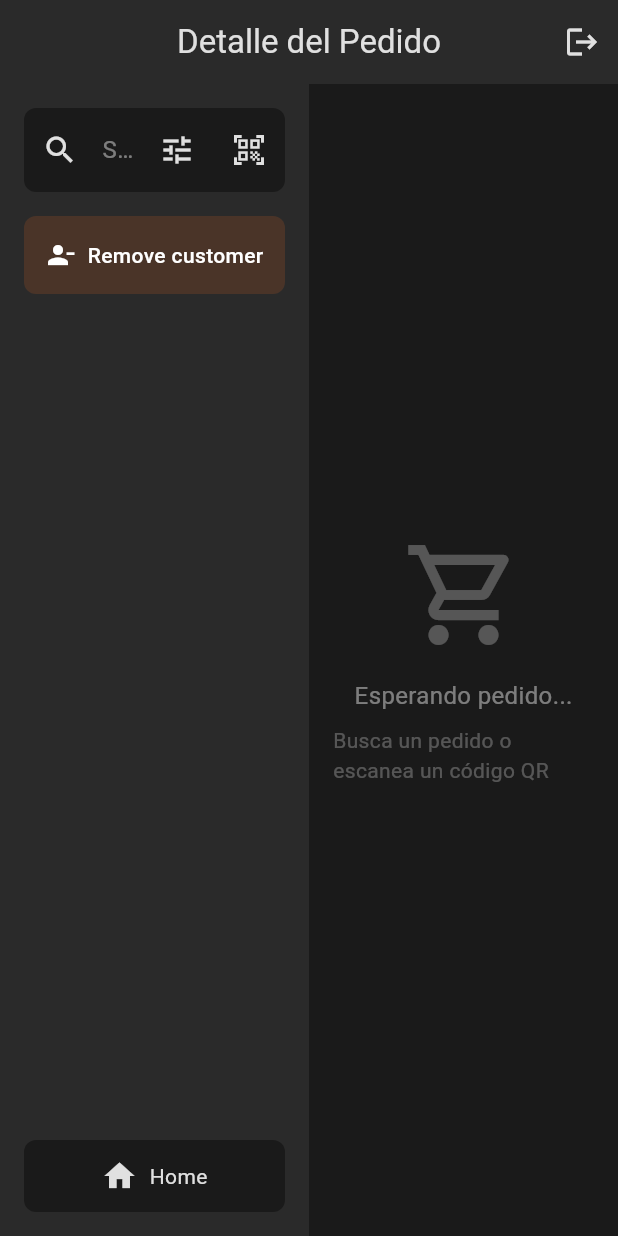
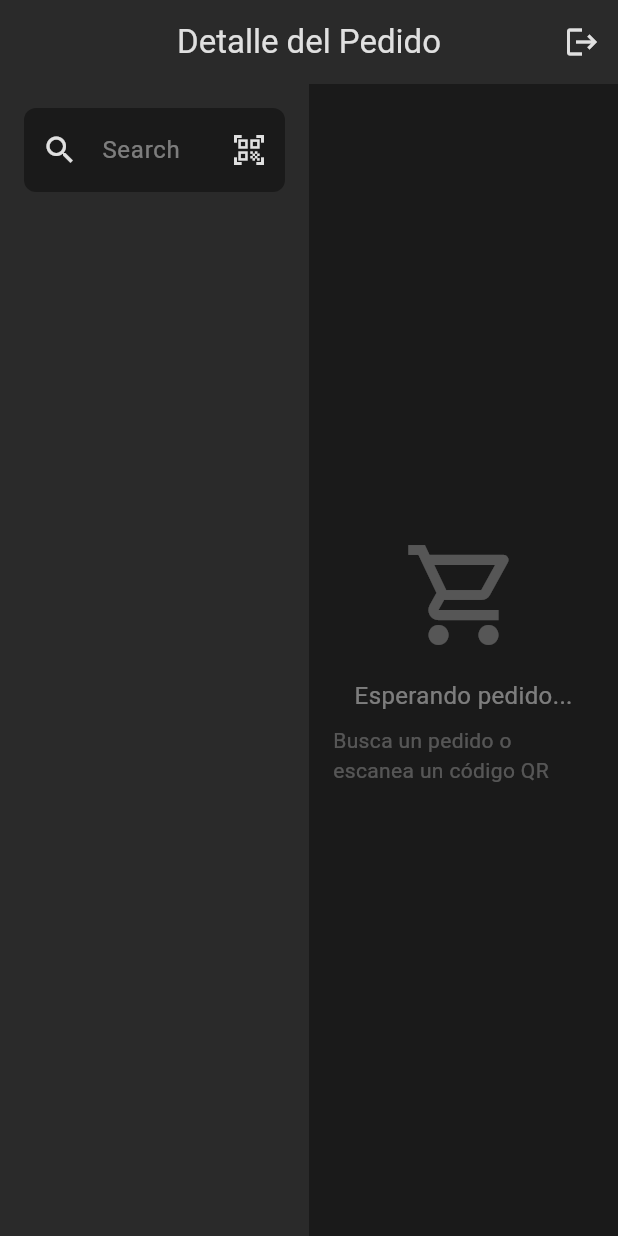
Before and after one commit to adrianferreiro/treintaypico, a Flutter app: the OrderScreen screen opened by its route, on a phone screen of 412 x 824 dp. Run offline on Flutter 3.47's test engine with Material 3 defaults, Android fonts, the phone set to English and light mode, and no system bars; our stand-ins replace cloud_firestore, dartz, dio, firebase_auth, firebase_core, flutter_riverpod and 3 more; accounts and stored records are empty; generated files the repository leaves out were written again.

Commit message:
feat: connect orders to Firestore, redesign order screen UI
- Replace FakeOrderDatasource with FirestoreOrderDatasource
- Add userName field to order entity (lookup from users collection)
- Fix price formatting ($9.000 instead of US$9000.00)
- Redesign order screen: Pagar/Cancelar buttons at bottom
- Add payment flow: loading -> success screen -> auto-reset after 5s
- Add cancel confirmation dialog
- Detect paid/cancelled orders: show info banner + search another
- Remove unused UI elements (tune button, Home button, Remove customer)
- Add fullscreen immersive mode for tablet
- Remove firebase config files from git (security)
- Update README with project description and demo image

```diff
--- a/lib/features/orders/application/states/order_state.dart
+++ b/lib/features/orders/application/states/order_state.dart
@@ -11,6 +11,11 @@ final class OrderLoaded extends OrderState {
   OrderLoaded(this.order);
 }
 
+final class OrderSuccess extends OrderState {
+  final String message;
+  OrderSuccess(this.message);
+}
+
 final class OrderError extends OrderState {
   final String message;
   OrderError(this.message);
--- a/lib/features/orders/data/datasources/fake_order_datasource.dart
+++ b/lib/features/orders/data/datasources/fake_order_datasource.dart
@@ -14,6 +14,7 @@ class FakeOrderDatasource implements OrderDatasource {
       id: id,
       eventId: 'event_789',
       userId: 'user_123',
+      userName: 'Cliente Test',
       companyId: 'company_456',
       items: [
         OrderItemModel(
--- a/lib/features/orders/data/datasources/order_datasource_provider.dart
+++ b/lib/features/orders/data/datasources/order_datasource_provider.dart
@@ -1,7 +1,7 @@
 import 'package:flutter_riverpod/flutter_riverpod.dart';
 import 'package:treintaypico/features/orders/data/datasources/order_datasource.dart';
-import 'package:treintaypico/features/orders/data/datasources/fake_order_datasource.dart';
+import 'package:treintaypico/features/orders/data/datasources/firestore_order_datasource.dart';
 
 final orderDatasourceProvider = Provider<OrderDatasource>((ref) {
-  return FakeOrderDatasource();
+  return FirestoreOrderDatasource();
 });
--- a/lib/features/orders/data/mappers/order_mapper.dart
+++ b/lib/features/orders/data/mappers/order_mapper.dart
@@ -21,6 +21,7 @@ extension OrderMapper on OrderModel {
       id: id,
       eventId: eventId,
       userId: userId,
+      userName: userName,
       companyId: companyId,
       items: items.map((e) => e.toEntity()).toList(),
       totalAmount: totalAmount,
--- a/lib/features/orders/data/models/order_model.dart
+++ b/lib/features/orders/data/models/order_model.dart
@@ -4,6 +4,7 @@ class OrderModel {
   final String id;
   final String eventId;
   final String userId;
+  final String userName;
   final String companyId;
   final List<OrderItemModel> items;
   final int totalAmount;
@@ -19,6 +20,7 @@ class OrderModel {
     required this.id,
     required this.eventId,
     required this.userId,
+    required this.userName,
     required this.companyId,
     required this.items,
     required this.totalAmount,
@@ -36,6 +38,7 @@ class OrderModel {
       id: json['id'],
       eventId: json['event_id'],
       userId: json['user_id'],
+      userName: json['user_name'] ?? 'Cliente',
       companyId: json['company_id'],
       items: (json['items'] as List<dynamic>)
           .map((e) => OrderItemModel.fromJson(e))
--- a/lib/features/orders/domain/entities/order_entity.dart
+++ b/lib/features/orders/domain/entities/order_entity.dart
@@ -8,6 +8,7 @@ class OrderEntity {
   final String id;
   final String eventId;
   final String userId;
+  final String userName;
   final String companyId;
   final List<OrderItemEntity> items;
   final int totalAmount;
@@ -23,6 +24,7 @@ class OrderEntity {
     required this.id,
     required this.eventId,
     required this.userId,
+    required this.userName,
     required this.companyId,
     required this.items,
     required this.totalAmount,
--- a/lib/features/orders/presentation/screens/order_screen.dart
+++ b/lib/features/orders/presentation/screens/order_screen.dart
@@ -3,7 +3,7 @@ import 'package:flutter_riverpod/flutter_riverpod.dart';
 import 'package:treintaypico/core/styles/app_colors.dart';
 import 'package:treintaypico/features/orders/application/providers/order_providers.dart';
 import 'package:treintaypico/features/orders/application/states/order_state.dart';
-import 'package:treintaypico/features/orders/presentation/widgets/order_action.dart';
+import 'package:treintaypico/features/orders/domain/entities/order_entity.dart';
 import 'package:treintaypico/features/orders/presentation/widgets/order_detail.dart';
 import 'package:go_router/go_router.dart';
 import 'package:treintaypico/features/auth/application/providers/auth_providers.dart';
@@ -19,11 +19,61 @@ class OrderScreen extends ConsumerStatefulWidget {
 
 class _OrderScreenState extends ConsumerState<OrderScreen> {
   final TextEditingController _idController = TextEditingController();
+  final FocusNode _searchFocusNode = FocusNode();
+
+  @override
+  void dispose() {
+    _idController.dispose();
+    _searchFocusNode.dispose();
+    super.dispose();
+  }
+
+  void _showCancelDialog(BuildContext context, dynamic controller, String orderId) {
+    showDialog(
+      context: context,
+      builder: (ctx) => AlertDialog(
+        backgroundColor: AppColors.cardDark,
+        title: const Text(
+          'Cancelar pedido',
+          style: TextStyle(color: AppColors.textLight),
+        ),
+        content: const Text(
+          '¿Estás seguro que deseas cancelar el pedido?',
+          style: TextStyle(color: AppColors.textLight),
+        ),
+        actions: [
+          TextButton(
+            onPressed: () => Navigator.of(ctx).pop(),
+            child: const Text('No', style: TextStyle(color: AppColors.textLight)),
+          ),
+          TextButton(
+            onPressed: () {
+              Navigator.of(ctx).pop();
+              controller.cancelOrder(orderId);
+            },
+            child: const Text('Sí, cancelar', style: TextStyle(color: AppColors.redAlert)),
+          ),
+        ],
+      ),
+    );
+  }
 
   @override
   Widget build(BuildContext context) {
     final state = ref.watch(orderControllerProvider);
     final controller = ref.read(orderControllerProvider.notifier);
+
+    // Auto-reset después de Success
+    ref.listen<OrderState>(orderControllerProvider, (previous, next) {
+      if (next is OrderSuccess) {
+        _idController.clear();
+        Future.delayed(const Duration(seconds: 5), () {
+          if (mounted) {
+            controller.resetState();
+          }
+        });
+      }
+    });
 
     return Scaffold(
       backgroundColor: AppColors.darkBackground,
@@ -58,6 +108,7 @@ class _OrderScreenState extends ConsumerState<OrderScreen> {
                   // Search bar with QR scanner
                   TextField(
                     controller: _idController,
+                    focusNode: _searchFocusNode,
                     style: const TextStyle(color: AppColors.textLight),
                     decoration: InputDecoration(
                       hintText: 'Search',
@@ -74,17 +125,7 @@ class _OrderScreenState extends ConsumerState<OrderScreen> {
                         borderRadius: BorderRadius.circular(8),
                         borderSide: BorderSide.none,
                       ),
-                      suffixIcon: Row(
-                        mainAxisSize: MainAxisSize.min,
-                        children: [
-                          IconButton(
-                            icon: const Icon(
-                              Icons.tune,
-                              color: AppColors.textLight,
-                            ),
-                            onPressed: () {},
-                          ),
-                          IconButton(
+                      suffixIcon: IconButton(
                         icon: const Icon(
                           Icons.qr_code_scanner,
                           color: AppColors.textLight,
@@ -93,64 +134,13 @@ class _OrderScreenState extends ConsumerState<OrderScreen> {
                           // pendiente: navegación al escáner
                         },
                       ),
-                        ],
-                      ),
                     ),
                     onSubmitted: (value) {
                       controller.fetchOrderById(value.trim());
                     },
                   ),
-                  const SizedBox(height: 16),
 
-                  // Action button
-                  InkWell(
-                    onTap: () {},
-                    borderRadius: BorderRadius.circular(8),
-                    child: Container(
-                      padding: const EdgeInsets.symmetric(vertical: 16),
-                      decoration: BoxDecoration(
-                        color: AppColors.cardBrown,
-                        borderRadius: BorderRadius.circular(8),
-                      ),
-                      child: const Row(
-                        mainAxisAlignment: MainAxisAlignment.center,
-                        children: [
-                          Icon(Icons.person_remove, color: Colors.white, size: 20),
-                          SizedBox(width: 8),
-                          Text(
-                            'Remove customer',
-                            style: TextStyle(
-                              color: Colors.white,
-                              fontSize: 14,
-                              fontWeight: FontWeight.w500,
-                            ),
-                          ),
-                        ],
-                      ),
-                    ),
-                  ),
 
-                  const Spacer(),
-
-                  // Bottom navigation
-                  Container(
-                    padding: const EdgeInsets.symmetric(vertical: 12),
-                    decoration: BoxDecoration(
-                      color: AppColors.darkBackground,
-                      borderRadius: BorderRadius.circular(8),
-                    ),
-                    child: const Row(
-                      mainAxisAlignment: MainAxisAlignment.center,
-                      children: [
-                        Icon(Icons.home, color: AppColors.textLight),
-                        SizedBox(width: 8),
-                        Text(
-                          'Home',
-                          style: TextStyle(color: AppColors.textLight),
-                        ),
-                      ],
-                    ),
-                  ),
                 ],
               ),
             ),
@@ -217,79 +207,92 @@ class _OrderScreenState extends ConsumerState<OrderScreen> {
                       ],
                     ),
                   ),
+                OrderSuccess(:final message) => Center(
+                    child: Column(
+                      mainAxisAlignment: MainAxisAlignment.center,
+                      children: [
+                        const Icon(
+                          Icons.check_circle,
+                          size: 100,
+                          color: Colors.green,
+                        ),
+                        const SizedBox(height: 16),
+                        Text(
+                          message,
+                          style: const TextStyle(
+                            color: AppColors.textLight,
+                            fontSize: 18,
+                            fontWeight: FontWeight.bold,
+                          ),
+                        ),
+                      ],
+                    ),
+                  ),
                 OrderLoaded(:final order) => Column(
                     children: [
-                      // Header with actions
-                      Row(
+                      // Order detail
+                      Expanded(child: OrderDetail(order: order)),
+                      const SizedBox(height: 16),
+
+                      if (order.isPaid || order.status == OrderStatus.cancelled) ...[
+                        // Info para pedidos ya procesados
+                        Container(
+                          width: double.infinity,
+                          padding: const EdgeInsets.all(16),
+                          decoration: BoxDecoration(
+                            color: AppColors.cardDark,
+                            borderRadius: BorderRadius.circular(8),
+                            border: Border.all(color: Colors.orange, width: 1),
+                          ),
+                          child: Row(
                             children: [
+                              const Icon(Icons.info_outline, color: Colors.orange),
+                              const SizedBox(width: 12),
                               Expanded(
+                                child: Text(
+                                  order.isPaid
+                                      ? 'Este pedido ya fue PAGADO.'
+                                      : 'Este pedido fue CANCELADO.',
+                                  style: const TextStyle(
+                                    color: Colors.orange,
+                                    fontSize: 14,
+                                  ),
+                                ),
+                              ),
+                            ],
+                          ),
+                        ),
+                        const SizedBox(height: 12),
+                        SizedBox(
+                          width: double.infinity,
                           child: ElevatedButton(
                             onPressed: () {
                               _idController.clear();
+                              controller.resetState();
+                              _searchFocusNode.requestFocus();
                             },
                             style: ElevatedButton.styleFrom(
-                                backgroundColor: AppColors.cardBrown,
-                                padding:
-                                    const EdgeInsets.symmetric(vertical: 16),
+                              backgroundColor: AppColors.primary,
+                              padding: const EdgeInsets.symmetric(vertical: 18),
                               shape: RoundedRectangleBorder(
                                 borderRadius: BorderRadius.circular(8),
                               ),
                             ),
                             child: const Text(
-                                'Clear cart',
-                                style: TextStyle(color: Colors.white),
+                              'Buscar otro pedido',
+                              style: TextStyle(
+                                color: Colors.white,
+                                fontSize: 18,
+                                fontWeight: FontWeight.bold,
                               ),
                             ),
                           ),
-                          const SizedBox(width: 12),
+                        ),
+                      ] else ...[
+                        // Action buttons para pedidos pendientes
+                        Row(
+                          children: [
                             Expanded(
-                            child: ElevatedButton(
-                              onPressed: () {
-                                controller.cancelOrder(order.id);
-                              },
-                              style: ElevatedButton.styleFrom(
-                                backgroundColor: AppColors.redAlert,
-                                padding:
-                                    const EdgeInsets.symmetric(vertical: 16),
-                                shape: RoundedRectangleBorder(
-                                  borderRadius: BorderRadius.circular(8),
-                                ),
-                              ),
-                              child: const Text(
-                                'Cancelar pedido',
-                                style: TextStyle(color: Colors.white),
-                              ),
-                            ),
-                          ),
-                          const SizedBox(width: 12),
-                          Expanded(
-                            child: ElevatedButton(
-                              onPressed: () {},
-                              style: ElevatedButton.styleFrom(
-                                backgroundColor: AppColors.cardBlue,
-                                padding:
-                                    const EdgeInsets.symmetric(vertical: 16),
-                                shape: RoundedRectangleBorder(
-                                  borderRadius: BorderRadius.circular(8),
-                                ),
-                              ),
-                              child: const Text(
-                                'More actions',
-                                style: TextStyle(color: Colors.white),
-                              ),
-                            ),
-                          ),
-                        ],
-                      ),
-                      const SizedBox(height: 16),
-
-                      // Order detail
-                      Expanded(child: OrderDetail(order: order)),
-                      const SizedBox(height: 16),
-
-                      // Checkout button
-                      SizedBox(
-                        width: double.infinity,
                               child: ElevatedButton(
                                 onPressed: () {
                                   controller.markAsPaid(
@@ -299,13 +302,36 @@ class _OrderScreenState extends ConsumerState<OrderScreen> {
                                 },
                                 style: ElevatedButton.styleFrom(
                                   backgroundColor: AppColors.primary,
-                            padding: const EdgeInsets.symmetric(vertical: 20),
+                                  padding:
+                                      const EdgeInsets.symmetric(vertical: 18),
                                   shape: RoundedRectangleBorder(
                                     borderRadius: BorderRadius.circular(8),
                                   ),
                                 ),
                                 child: const Text(
-                            'Pedido pagado',
+                                  'Pagar',
+                                  style: TextStyle(
+                                    color: Colors.white,
+                                    fontSize: 18,
+                                    fontWeight: FontWeight.bold,
+                                  ),
+                                ),
+                              ),
+                            ),
+                            const SizedBox(width: 12),
+                            Expanded(
+                              child: ElevatedButton(
+                                onPressed: () => _showCancelDialog(context, controller, order.id),
+                                style: ElevatedButton.styleFrom(
+                                  backgroundColor: AppColors.redAlert,
+                                  padding:
+                                      const EdgeInsets.symmetric(vertical: 18),
+                                  shape: RoundedRectangleBorder(
+                                    borderRadius: BorderRadius.circular(8),
+                                  ),
+                                ),
+                                child: const Text(
+                                  'Cancelar',
                                   style: TextStyle(
                                     color: Colors.white,
                                     fontSize: 18,
@@ -316,6 +342,9 @@ class _OrderScreenState extends ConsumerState<OrderScreen> {
                             ),
                           ],
                         ),
+                      ],
+                    ],
+                  ),
               },
             ),
           ),
@@ -324,42 +353,4 @@ class _OrderScreenState extends ConsumerState<OrderScreen> {
     );
   }
 
-  Widget _buildActionCard({
-    required IconData icon,
-    required String label,
-    required Color color,
-    required VoidCallback onTap,
-  }) {
-    return InkWell(
-      onTap: onTap,
-      borderRadius: BorderRadius.circular(8),
-      child: Container(
-        decoration: BoxDecoration(
-          color: color,
-          borderRadius: BorderRadius.circular(8),
-        ),
-        child: Column(
-          mainAxisAlignment: MainAxisAlignment.center,
-          children: [
-            Icon(icon, color: Colors.white, size: 32),
-            const SizedBox(height: 8),
-            Padding(
-              padding: const EdgeInsets.symmetric(horizontal: 8),
-              child: Text(
-                label,
-                textAlign: TextAlign.center,
-                style: const TextStyle(
-                  color: Colors.white,
-                  fontSize: 12,
-                  fontWeight: FontWeight.w500,
-                ),
-                maxLines: 2,
-                overflow: TextOverflow.ellipsis,
-              ),
-            ),
-          ],
-        ),
-      ),
-    );
 }
-}
--- a/lib/main.dart
+++ b/lib/main.dart
@@ -1,4 +1,5 @@
 import 'package:flutter/material.dart';
+import 'package:flutter/services.dart';
 import 'package:flutter_riverpod/flutter_riverpod.dart';
 import 'package:firebase_core/firebase_core.dart';
 import 'firebase_options.dart';
@@ -9,6 +10,7 @@ import 'theme/app_theme.dart'; // getDarkTheme(), getLightTheme()
 void main() async {
   // Esto es necesario antes de llamar a Firebase.initializeApp
   WidgetsFlutterBinding.ensureInitialized();
+  SystemChrome.setEnabledSystemUIMode(SystemUiMode.immersiveSticky);
 
   // Inicializa Firebase con la config generada por FlutterFire
   await Firebase.initializeApp(
```
Also changed, not shown: lib/features/orders/application/controllers/order_controller.dart (+6 -1 lines), lib/features/orders/data/datasources/firestore_order_datasource.dart (added, +95 -0 lines), lib/features/orders/presentation/widgets/order_detail.dart (+33 -28 lines), demo.png (added), lib/firebase_options.dart (deleted), 3 other files. Lines whose indentation alone changed are shown as unchanged.
